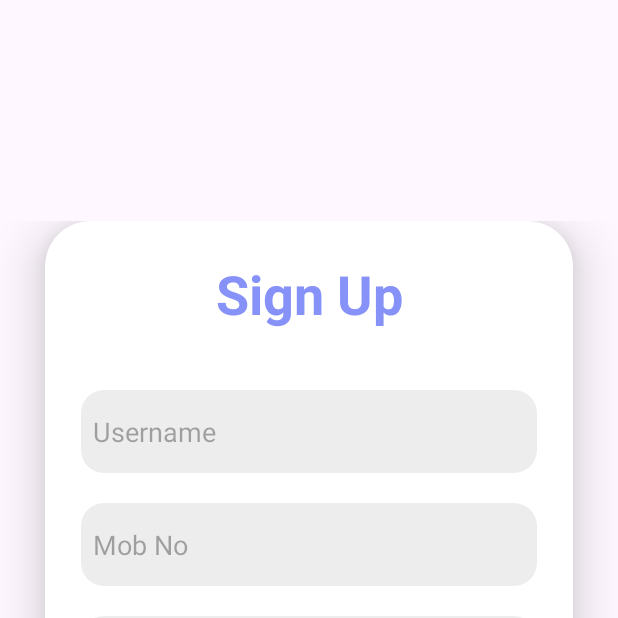
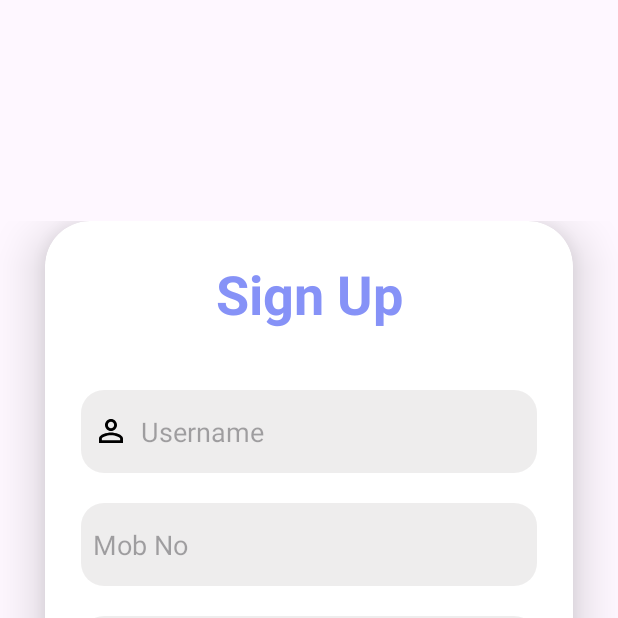
Before and after one commit to coder-mahi/HackathonG20, an Android app: the SignupActivity screen opened directly, with no data from a screen before it, on a phone screen of 412 x 824 dp, the top half of it. Run offline under Robolectric (Android 15) with nearby library versions, the phone set to English and light mode, and no system bars.

Commit message:
comimit 6

```diff
--- /dev/null
+++ b/app/src/main/res/drawable/ic_person_outline_24.xml
@@ -0,0 +1,5 @@
+<vector android:height="24dp" android:tint="#000000"
+    android:viewportHeight="24" android:viewportWidth="24"
+    android:width="24dp" xmlns:android="http://schemas.android.com/apk/res/android">
+    <path android:fillColor="@android:color/white" android:pathData="M12,5.9c1.16,0 2.1,0.94 2.1,2.1s-0.94,2.1 -2.1,2.1S9.9,9.16 9.9,8s0.94,-2.1 2.1,-2.1m0,9c2.97,0 6.1,1.46 6.1,2.1v1.1L5.9,18.1L5.9,17c0,-0.64 3.13,-2.1 6.1,-2.1M12,4C9.79,4 8,5.79 8,8s1.79,4 4,4 4,-1.79 4,-4 -1.79,-4 -4,-4zM12,13c-2.67,0 -8,1.34 -8,4v3h16v-3c0,-2.66 -5.33,-4 -8,-4z"/>
+</vector>
--- a/app/src/main/res/layout/activity_login.xml
+++ b/app/src/main/res/layout/activity_login.xml
@@ -63,6 +63,7 @@
                         android:layout_width="match_parent"
                         android:layout_height="55dp"
                         android:layout_marginTop="40dp"
+                        android:drawableLeft="@drawable/ic_person_outline_24"
                         android:background="@drawable/rounded_edittext"
                         android:backgroundTint="#30A39F9F"
                         android:drawablePadding="8dp"
--- a/app/src/main/res/layout/activity_signup.xml
+++ b/app/src/main/res/layout/activity_signup.xml
@@ -61,6 +61,7 @@
                         android:id="@+id/username"
                         android:layout_width="match_parent"
                         android:layout_height="55dp"
+                        android:drawableLeft="@drawable/ic_person_outline_24"
                         android:layout_marginTop="40dp"
                         android:background="@drawable/rounded_edittext"
                         android:backgroundTint="#30A39F9F"
```
Also changed, not shown: app/src/main/AndroidManifest.xml (+5 -5 lines), app/src/main/java/com/example/project/hackathong20/DoctorProfileActivity.java (added, +14 -0 lines), app/src/main/res/layout/activity_doctor_profile.xml (added, +9 -0 lines).
